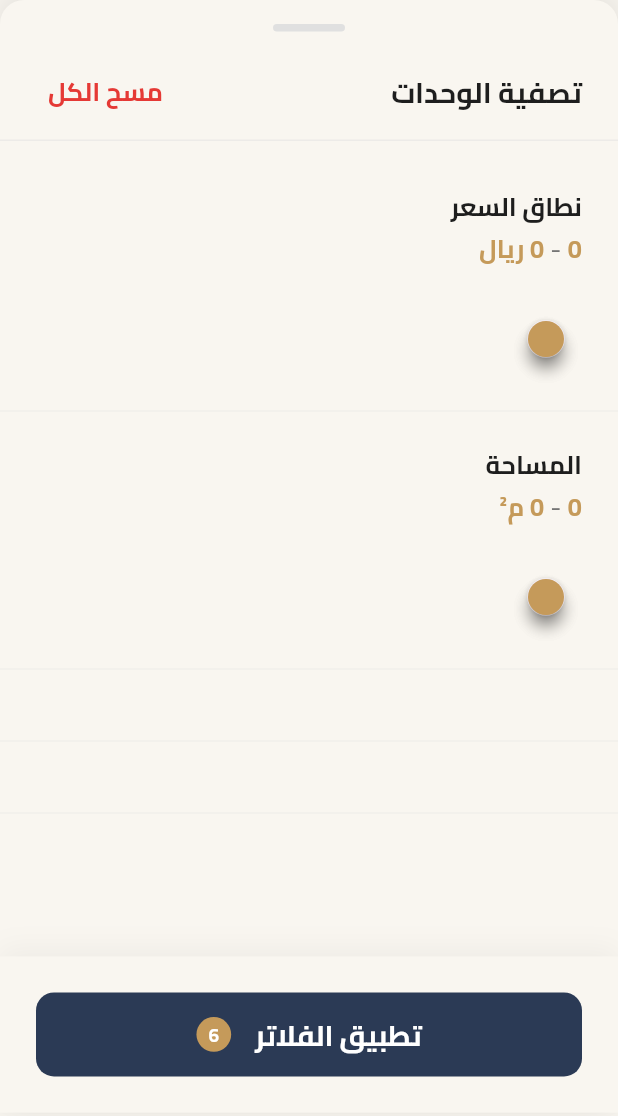
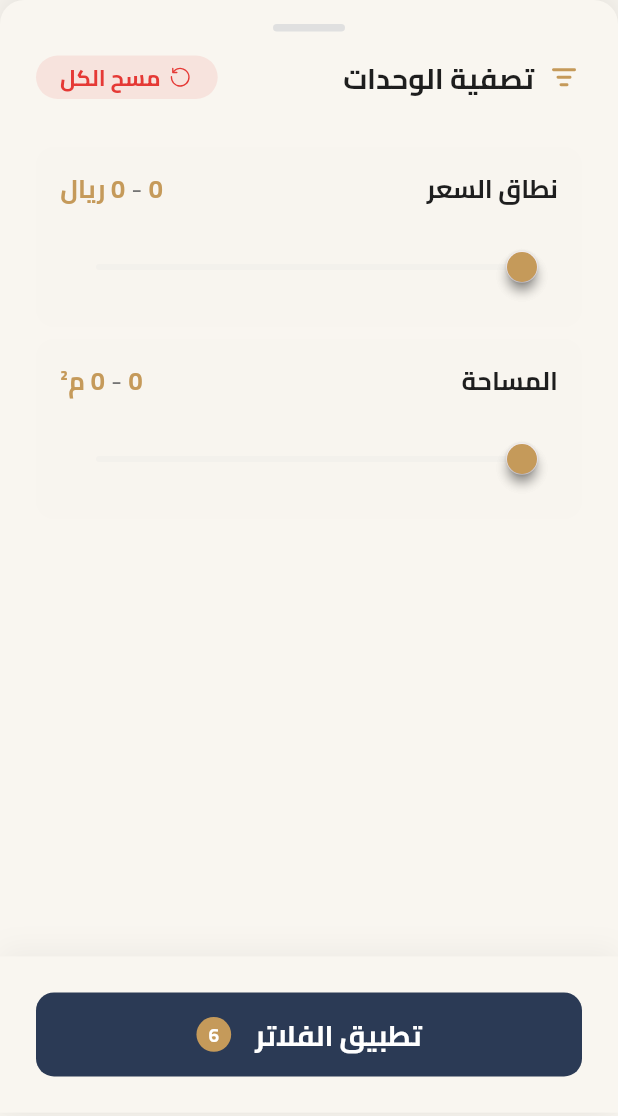
Before and after one commit to amrelmaadawy/department, a Flutter app: the UnitFilterBottomSheet widget shown alone on an empty page, opened directly with empty values, on a phone screen of 412 x 824 dp. Shown: the top 1116 px of the screen. Run offline on Flutter 3.47's test engine with Material 3 defaults, Android fonts, the phone set to English and light mode, and no system bars; our stand-ins replace cached_network_image, dartz, dio, equatable, fluentui_system_icons, flutter_bloc and 10 more; missing offline and left inert: gal; accounts and stored records are empty; network calls fail.

Commit message:
feat: add UnitFilterBottomSheet for project unit filtering and configuration

```diff
--- a/lib/features/projects/presentation/widgets/details/unit/unit_filter_bottom_sheet.dart
+++ b/lib/features/projects/presentation/widgets/details/unit/unit_filter_bottom_sheet.dart
@@ -1,4 +1,5 @@
 import 'package:apartment/features/home/domain/entities/project_unit_entity.dart';
+import 'package:fluentui_system_icons/fluentui_system_icons.dart';
 import 'package:flutter/material.dart';
 import 'package:apartment/core/theme/app_fonts.dart';
 import 'package:apartment/core/theme/app_radius.dart';
@@ -86,7 +87,7 @@ class _UnitFilterBottomSheetState extends State<UnitFilterBottomSheet> {
 
   Widget _buildDivider() {
     return Divider(
-      height: 48,
+      height: 24,
       thickness: 1,
       color: context.colors.border.withValues(alpha: 0.3),
     );
@@ -128,6 +129,14 @@ class _UnitFilterBottomSheetState extends State<UnitFilterBottomSheet> {
             child: Row(
               mainAxisAlignment: MainAxisAlignment.spaceBetween,
               children: [
+                Row(
+                  children: [
+                    Icon(
+                      FluentIcons.filter_24_filled,
+                      color: context.colors.gold,
+                      size: 24,
+                    ),
+                    const SizedBox(width: AppSpacing.sm),
                     Text(
                       'تصفية الوحدات',
                       style: TextStyle(
@@ -136,40 +145,56 @@ class _UnitFilterBottomSheetState extends State<UnitFilterBottomSheet> {
                         color: context.colors.textPrimary,
                       ),
                     ),
-                TextButton(
-                  onPressed: _resetFilters,
-                  style: TextButton.styleFrom(
-                    foregroundColor: context.colors.error,
-                    padding: const EdgeInsets.symmetric(horizontal: AppSpacing.sm),
+                  ],
                 ),
-                  child: Text(
+                InkWell(
+                  onTap: _resetFilters,
+                  borderRadius: BorderRadius.circular(100),
+                  child: Container(
+                    padding: const EdgeInsets.symmetric(horizontal: AppSpacing.md, vertical: AppSpacing.xs),
+                    decoration: BoxDecoration(
+                      color: context.colors.error.withValues(alpha: 0.1),
+                      borderRadius: BorderRadius.circular(100),
+                    ),
+                    child: Row(
+                      children: [
+                        Icon(
+                          FluentIcons.arrow_counterclockwise_20_regular,
+                          color: context.colors.error,
+                          size: 18,
+                        ),
+                        const SizedBox(width: 4),
+                        Text(
                           'مسح الكل',
                           style: TextStyle(
+                            color: context.colors.error,
                             fontWeight: FontWeight.bold,
-                      fontSize: AppFonts.bodyLarge,
+                            fontSize: AppFonts.labelLarge,
+                          ),
+                        ),
+                      ],
                     ),
                   ),
                 ),
               ],
             ),
           ),
-          const SizedBox(height: AppSpacing.sm),
-          Divider(color: context.colors.border.withValues(alpha: 0.5), height: 1),
+          const SizedBox(height: AppSpacing.md),
 
           // Scrollable Content
           Expanded(
             child: ListView(
-              padding: const EdgeInsets.symmetric(vertical: AppSpacing.xl),
+              padding: const EdgeInsets.symmetric(vertical: AppSpacing.md),
               physics: const BouncingScrollPhysics(),
               children: [
                 _buildPriceSection(),
-                _buildDivider(),
+                const SizedBox(height: AppSpacing.sm),
                 _buildAreaSection(),
-                _buildDivider(),
+                const SizedBox(height: AppSpacing.sm),
                 _buildBedroomsSection(),
-                _buildDivider(),
+                const SizedBox(height: AppSpacing.sm),
                 _buildBathroomsSection(),
-                _buildDivider(),
+                const SizedBox(height: AppSpacing.sm),
                 _buildFloorSection(),
                 const SizedBox(height: 100), // Space for bottom button
               ],
@@ -280,14 +305,14 @@ class _UnitFilterBottomSheetState extends State<UnitFilterBottomSheet> {
       ),
       child: SliderTheme(
         data: SliderTheme.of(context).copyWith(
-          trackHeight: 6.0,
+          trackHeight: 4.0,
           activeTrackColor: context.colors.gold,
-          inactiveTrackColor: context.colors.background,
+          inactiveTrackColor: context.colors.border.withValues(alpha: 0.2),
           thumbColor: context.colors.gold,
-          overlayColor: context.colors.gold.withValues(alpha: 0.15),
+          overlayColor: context.colors.gold.withValues(alpha: 0.1),
           rangeThumbShape: const RoundRangeSliderThumbShape(
-            enabledThumbRadius: 12,
-            elevation: 4,
+            enabledThumbRadius: 10,
+            elevation: 3,
           ),
         ),
         child: RangeSlider(
@@ -348,14 +373,14 @@ class _UnitFilterBottomSheetState extends State<UnitFilterBottomSheet> {
       ),
       child: SliderTheme(
         data: SliderTheme.of(context).copyWith(
-          trackHeight: 6.0,
+          trackHeight: 4.0,
           activeTrackColor: context.colors.gold,
-          inactiveTrackColor: context.colors.background,
+          inactiveTrackColor: context.colors.border.withValues(alpha: 0.2),
           thumbColor: context.colors.gold,
-          overlayColor: context.colors.gold.withValues(alpha: 0.15),
+          overlayColor: context.colors.gold.withValues(alpha: 0.1),
           rangeThumbShape: const RoundRangeSliderThumbShape(
-            enabledThumbRadius: 12,
-            elevation: 4,
+            enabledThumbRadius: 10,
+            elevation: 3,
           ),
         ),
         child: RangeSlider(
@@ -436,8 +461,6 @@ class _UnitFilterBottomSheetState extends State<UnitFilterBottomSheet> {
 
     return _buildFilterSection(
       title: 'الدور / المنطقة',
-      child: Transform.translate(
-        offset: const Offset(-AppSpacing.lg, 0),
       child: FloorZonesTabs(
         zones: widget.availableZones,
         selectedZone: _currentFilter.floorZone,
@@ -450,7 +473,6 @@ class _UnitFilterBottomSheetState extends State<UnitFilterBottomSheet> {
           });
         },
       ),
-      ),
     );
   }
 
@@ -459,10 +481,18 @@ class _UnitFilterBottomSheetState extends State<UnitFilterBottomSheet> {
     Widget? valueWidget,
     required Widget child,
   }) {
-    return Padding(
-      padding: const EdgeInsets.symmetric(horizontal: AppSpacing.lg),
+    return Container(
+      margin: const EdgeInsets.symmetric(horizontal: AppSpacing.lg),
+      padding: const EdgeInsets.all(AppSpacing.md),
+      decoration: BoxDecoration(
+        color: context.colors.border.withValues(alpha: 0.05),
+        borderRadius: BorderRadius.circular(AppRadius.lg),
+      ),
       child: Column(
         crossAxisAlignment: CrossAxisAlignment.start,
+        children: [
+          Row(
+            mainAxisAlignment: MainAxisAlignment.spaceBetween,
             children: [
               Text(
                 title,
@@ -472,11 +502,10 @@ class _UnitFilterBottomSheetState extends State<UnitFilterBottomSheet> {
                   color: context.colors.textPrimary,
                 ),
               ),
-          if (valueWidget != null) ...[
-            const SizedBox(height: AppSpacing.xs),
-            valueWidget,
+              if (valueWidget != null) valueWidget,
             ],
-          const SizedBox(height: AppSpacing.lg),
+          ),
+          const SizedBox(height: AppSpacing.md),
           child,
         ],
       ),
@@ -495,18 +524,19 @@ class _UnitFilterBottomSheetState extends State<UnitFilterBottomSheet> {
         duration: const Duration(milliseconds: 250),
         curve: Curves.easeOutCubic,
         padding: EdgeInsets.symmetric(
-          horizontal: isCircular ? 24 : AppSpacing.xl,
-          vertical: isCircular ? 18 : 12,
+          horizontal: isCircular ? 16 : AppSpacing.xl,
+          vertical: isCircular ? 8 : 12,
         ),
         decoration: BoxDecoration(
           color: isSelected ? context.colors.gold : context.colors.background,
-          borderRadius: BorderRadius.circular(isCircular ? 100 : AppRadius.xl),
+          borderRadius: BorderRadius.circular(isCircular ? AppRadius.md : AppRadius.xl),
+          border: isSelected ? null : Border.all(color: context.colors.border.withValues(alpha: 0.2)),
           boxShadow: isSelected
               ? [
                   BoxShadow(
                     color: context.colors.gold.withValues(alpha: 0.3),
-                    blurRadius: 12,
-                    offset: const Offset(0, 4),
+                    blurRadius: 8,
+                    offset: const Offset(0, 2),
                   )
                 ]
               : null,
```
Lines whose indentation alone changed are shown as unchanged.
